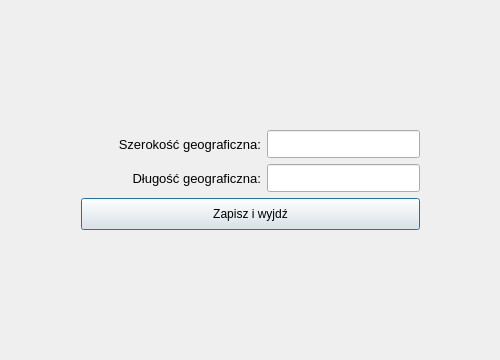
mateusur/Home_automation, file settingsweather.ui: the form before one commit.
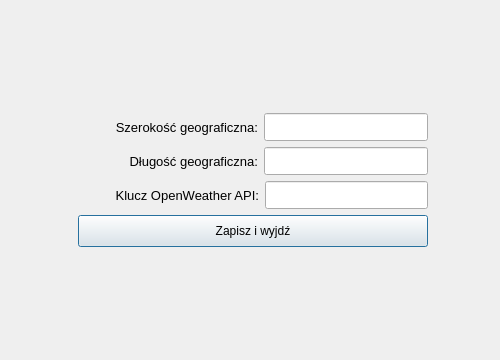
The form after the commit.

Commit message: Options for adding OpenWeather key added

The edit to the form file:
```diff
--- a/settingsweather.ui
+++ b/settingsweather.ui
@@ -14,20 +14,20 @@
    <string>Ustawienia pogody</string>
   </property>
   <layout class="QGridLayout" name="gridLayout">
-   <item row="2" column="2">
-    <spacer name="horizontalSpacer_4">
+   <item row="0" column="2">
+    <spacer name="verticalSpacer_2">
      <property name="orientation">
-      <enum>Qt::Horizontal</enum>
+      <enum>Qt::Vertical</enum>
      </property>
      <property name="sizeHint" stdset="0">
       <size>
-       <width>58</width>
-       <height>20</height>
+       <width>20</width>
+       <height>106</height>
       </size>
      </property>
     </spacer>
    </item>
-   <item row="2" column="0">
+   <item row="1" column="0" colspan="2">
     <spacer name="horizontalSpacer_2">
      <property name="orientation">
       <enum>Qt::Horizontal</enum>
@@ -40,7 +40,7 @@
      </property>
     </spacer>
    </item>
-   <item row="2" column="1">
+   <item row="1" column="2">
     <layout class="QHBoxLayout" name="horizontalLayout">
      <item>
       <widget class="QLabel" name="label_latitude">
@@ -75,46 +75,33 @@
      </item>
     </layout>
    </item>
-   <item row="0" column="1">
-    <spacer name="verticalSpacer_2">
+   <item row="1" column="3">
+    <spacer name="horizontalSpacer_4">
      <property name="orientation">
-      <enum>Qt::Vertical</enum>
+      <enum>Qt::Horizontal</enum>
      </property>
      <property name="sizeHint" stdset="0">
       <size>
-       <width>20</width>
-       <height>106</height>
+       <width>58</width>
+       <height>20</height>
       </size>
      </property>
     </spacer>
    </item>
-   <item row="5" column="1">
-    <spacer name="verticalSpacer">
+   <item row="2" column="0" colspan="2">
+    <spacer name="horizontalSpacer">
      <property name="orientation">
-      <enum>Qt::Vertical</enum>
+      <enum>Qt::Horizontal</enum>
      </property>
      <property name="sizeHint" stdset="0">
       <size>
-       <width>20</width>
-       <height>106</height>
+       <width>67</width>
+       <height>20</height>
       </size>
      </property>
     </spacer>
    </item>
-   <item row="4" column="1">
-    <widget class="QPushButton" name="pushButton_save">
-     <property name="minimumSize">
-      <size>
-       <width>0</width>
-       <height>32</height>
-      </size>
-     </property>
-     <property name="text">
-      <string>Zapisz i wyjdź</string>
-     </property>
-    </widget>
-   </item>
-   <item row="3" column="1">
+   <item row="2" column="2">
     <layout class="QHBoxLayout" name="horizontalLayout_2">
      <item>
       <widget class="QLabel" name="label_longitude">
@@ -149,20 +136,7 @@
      </item>
     </layout>
    </item>
-   <item row="3" column="0">
-    <spacer name="horizontalSpacer">
-     <property name="orientation">
-      <enum>Qt::Horizontal</enum>
-     </property>
-     <property name="sizeHint" stdset="0">
-      <size>
-       <width>67</width>
-       <height>20</height>
-      </size>
-     </property>
-    </spacer>
-   </item>
-   <item row="3" column="2">
+   <item row="2" column="3">
     <spacer name="horizontalSpacer_3">
      <property name="orientation">
       <enum>Qt::Horizontal</enum>
@@ -175,6 +149,93 @@
      </property>
     </spacer>
    </item>
+   <item row="3" column="0">
+    <spacer name="horizontalSpacer_6">
+     <property name="orientation">
+      <enum>Qt::Horizontal</enum>
+     </property>
+     <property name="sizeHint" stdset="0">
+      <size>
+       <width>46</width>
+       <height>20</height>
+      </size>
+     </property>
+    </spacer>
+   </item>
+   <item row="3" column="1" colspan="2">
+    <layout class="QHBoxLayout" name="horizontalLayout_3">
+     <item>
+      <widget class="QLabel" name="label_API_key">
+       <property name="minimumSize">
+        <size>
+         <width>187</width>
+         <height>0</height>
+        </size>
+       </property>
+       <property name="font">
+        <font>
+         <pointsize>10</pointsize>
+        </font>
+       </property>
+       <property name="text">
+        <string>Klucz OpenWeather API:</string>
+       </property>
+       <property name="alignment">
+        <set>Qt::AlignRight|Qt::AlignTrailing|Qt::AlignVCenter</set>
+       </property>
+      </widget>
+     </item>
+     <item>
+      <widget class="QLineEdit" name="lineEdit_API_key">
+       <property name="minimumSize">
+        <size>
+         <width>163</width>
+         <height>28</height>
+        </size>
+       </property>
+      </widget>
+     </item>
+    </layout>
+   </item>
+   <item row="3" column="3">
+    <spacer name="horizontalSpacer_5">
+     <property name="orientation">
+      <enum>Qt::Horizontal</enum>
+     </property>
+     <property name="sizeHint" stdset="0">
+      <size>
+       <width>53</width>
+       <height>20</height>
+      </size>
+     </property>
+    </spacer>
+   </item>
+   <item row="4" column="2">
+    <widget class="QPushButton" name="pushButton_save">
+     <property name="minimumSize">
+      <size>
+       <width>0</width>
+       <height>32</height>
+      </size>
+     </property>
+     <property name="text">
+      <string>Zapisz i wyjdź</string>
+     </property>
+    </widget>
+   </item>
+   <item row="5" column="2">
+    <spacer name="verticalSpacer">
+     <property name="orientation">
+      <enum>Qt::Vertical</enum>
+     </property>
+     <property name="sizeHint" stdset="0">
+      <size>
+       <width>20</width>
+       <height>106</height>
+      </size>
+     </property>
+    </spacer>
+   </item>
   </layout>
  </widget>
  <resources/>
```
The commit also changes 2 other files.
